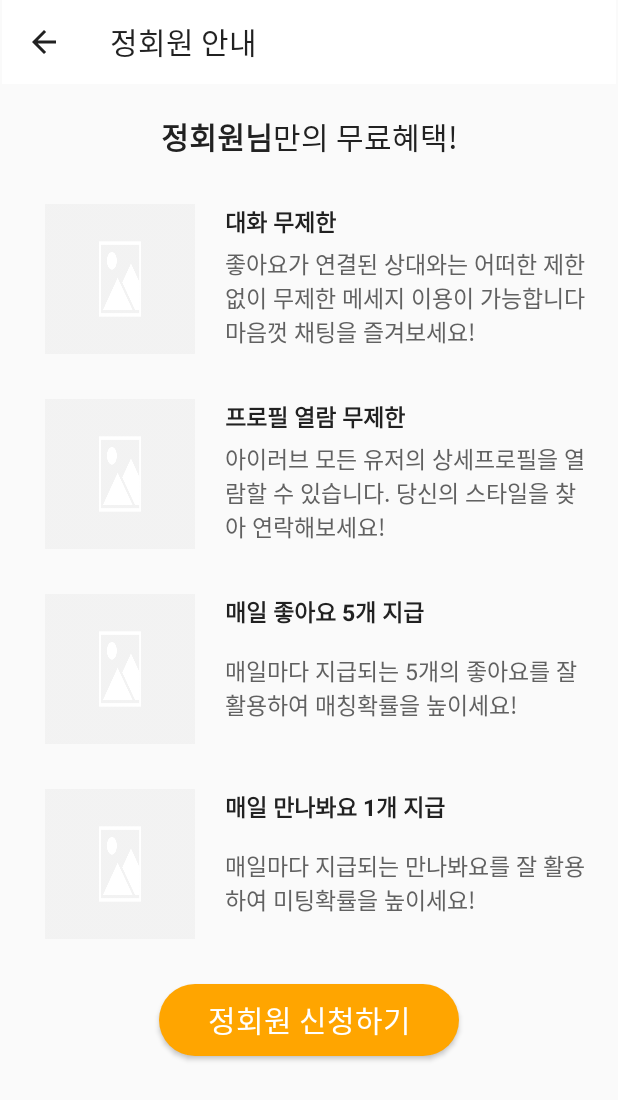
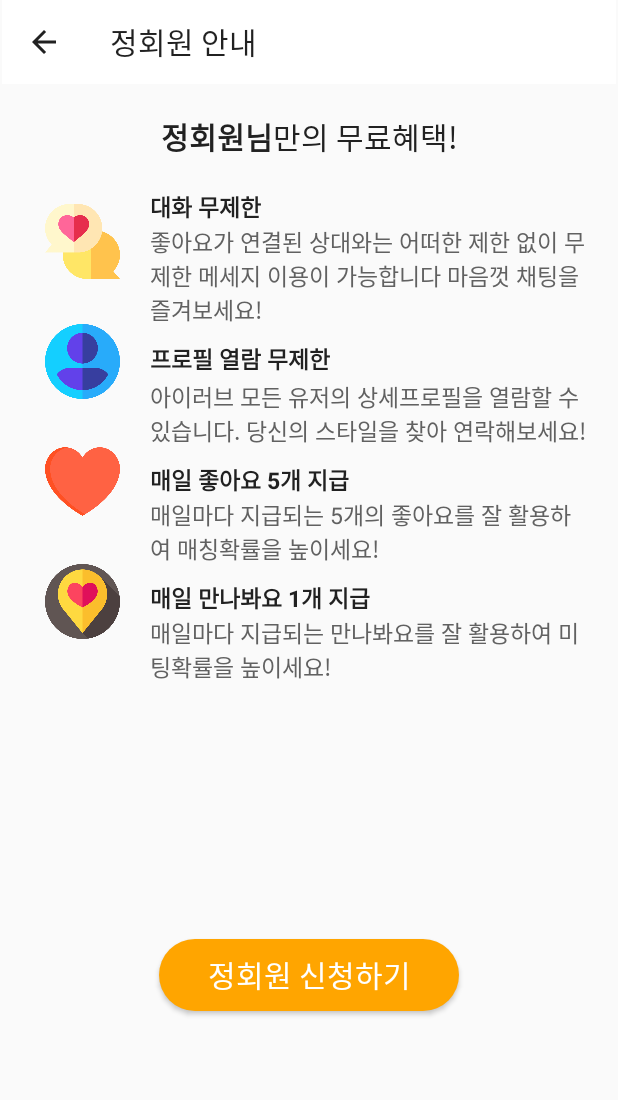
Before and after one commit to sorrylim/ilove, an Android app: the VipActivity screen opened directly, with no data from a screen before it, on a phone screen of 412 x 824 dp. Shown: the top 1100 px of the screen. Run offline under Robolectric (Android 15) with nearby library versions, the phone set to English and light mode, and no system bars; network calls fail.

Commit message:
아이콘

```diff
--- a/Application/app/src/main/res/layout/activity_vip.xml
+++ b/Application/app/src/main/res/layout/activity_vip.xml
@@ -44,26 +44,27 @@
 
             <ImageView
                 android:id="@+id/imageView2"
-                android:layout_width="100dp"
-                android:layout_height="100dp"
+                android:layout_width="50dp"
+                android:layout_height="50dp"
                 android:layout_marginStart="30dp"
                 android:layout_marginTop="30dp"
                 android:scaleType="fitXY"
                 app:layout_constraintStart_toStartOf="parent"
                 app:layout_constraintTop_toBottomOf="@+id/text_guidevipheader"
-                app:srcCompat="@drawable/default_image" />
+                app:srcCompat="@drawable/message_candy" />
 
             <TextView
                 android:id="@+id/textView22"
                 android:layout_width="wrap_content"
                 android:layout_height="wrap_content"
                 android:layout_marginStart="20dp"
+                android:layout_marginTop="20dp"
                 android:text="대화 무제한"
                 android:textColor="@color/colorMdGrey_900"
                 android:textSize="15dp"
                 android:textStyle="bold"
                 app:layout_constraintStart_toEndOf="@+id/imageView2"
-                app:layout_constraintTop_toTopOf="@+id/imageView2" />
+                app:layout_constraintTop_toBottomOf="@+id/text_guidevipheader" />
 
             <TextView
                 android:id="@+id/textView23"
@@ -74,70 +75,71 @@
                 android:text="좋아요가 연결된 상대와는 어떠한 제한 없이 무제한 메세지 이용이 가능합니다 마음껏 채팅을 즐겨보세요!"
                 android:textColor="@color/colorMdGrey_700"
                 android:textSize="15dp"
-                app:layout_constraintBottom_toBottomOf="@+id/imageView2"
                 app:layout_constraintEnd_toEndOf="parent"
                 app:layout_constraintStart_toEndOf="@+id/imageView2"
                 app:layout_constraintTop_toBottomOf="@+id/textView22" />
 
             <ImageView
                 android:id="@+id/imageView3"
-                android:layout_width="100dp"
-                android:layout_height="100dp"
+                android:layout_width="50dp"
+                android:layout_height="50dp"
                 android:layout_marginStart="30dp"
                 android:layout_marginTop="30dp"
                 android:scaleType="fitXY"
                 app:layout_constraintStart_toStartOf="parent"
                 app:layout_constraintTop_toBottomOf="@+id/imageView2"
-                app:srcCompat="@drawable/default_image" />
+                app:srcCompat="@drawable/profile" />
 
             <TextView
                 android:id="@+id/textView24"
                 android:layout_width="wrap_content"
                 android:layout_height="wrap_content"
                 android:layout_marginStart="20dp"
+                android:layout_marginTop="10dp"
                 android:text="프로필 열람 무제한"
                 android:textColor="@color/colorMdGrey_900"
                 android:textSize="15dp"
                 android:textStyle="bold"
                 app:layout_constraintStart_toEndOf="@+id/imageView3"
-                app:layout_constraintTop_toTopOf="@+id/imageView3" />
+                app:layout_constraintTop_toBottomOf="@+id/textView23" />
 
             <TextView
                 android:id="@+id/textView25"
                 android:layout_width="0dp"
                 android:layout_height="wrap_content"
                 android:layout_marginStart="20dp"
+                android:layout_marginTop="2dp"
                 android:layout_marginEnd="20dp"
                 android:text="아이러브 모든 유저의 상세프로필을 열람할 수 있습니다. 당신의 스타일을 찾아 연락해보세요!"
                 android:textColor="@color/colorMdGrey_700"
                 android:textSize="15dp"
-                app:layout_constraintBottom_toBottomOf="@+id/imageView3"
                 app:layout_constraintEnd_toEndOf="parent"
                 app:layout_constraintStart_toEndOf="@+id/imageView3"
                 app:layout_constraintTop_toBottomOf="@+id/textView24" />
 
             <ImageView
                 android:id="@+id/imageView4"
-                android:layout_width="100dp"
-                android:layout_height="100dp"
+                android:layout_width="50dp"
+                android:layout_height="50dp"
                 android:layout_marginStart="30dp"
                 android:layout_marginTop="30dp"
                 android:scaleType="fitXY"
                 app:layout_constraintStart_toStartOf="parent"
                 app:layout_constraintTop_toBottomOf="@+id/imageView3"
-                app:srcCompat="@drawable/default_image" />
+                app:srcCompat="@drawable/heart_candy" />
 
             <TextView
                 android:id="@+id/textView26"
                 android:layout_width="wrap_content"
                 android:layout_height="wrap_content"
                 android:layout_marginStart="20dp"
+                android:layout_marginTop="10dp"
                 android:text="매일 좋아요 5개 지급"
                 android:textColor="@color/colorMdGrey_900"
                 android:textSize="15dp"
                 android:textStyle="bold"
                 app:layout_constraintStart_toEndOf="@+id/imageView4"
-                app:layout_constraintTop_toTopOf="@+id/imageView4" />
+                app:layout_constraintTop_toBottomOf="@+id/textView25" />
 
             <TextView
                 android:id="@+id/textView27"
@@ -148,33 +150,33 @@
                 android:text="매일마다 지급되는 5개의 좋아요를 잘 활용하여 매칭확률을 높이세요!"
                 android:textColor="@color/colorMdGrey_700"
                 android:textSize="15dp"
-                app:layout_constraintBottom_toBottomOf="@+id/imageView4"
                 app:layout_constraintEnd_toEndOf="parent"
                 app:layout_constraintStart_toEndOf="@+id/imageView4"
                 app:layout_constraintTop_toBottomOf="@+id/textView26" />
 
             <ImageView
                 android:id="@+id/imageView5"
-                android:layout_width="100dp"
-                android:layout_height="100dp"
+                android:layout_width="50dp"
+                android:layout_height="50dp"
                 android:layout_marginStart="30dp"
                 android:layout_marginTop="30dp"
                 android:scaleType="fitXY"
                 app:layout_constraintStart_toStartOf="parent"
                 app:layout_constraintTop_toBottomOf="@+id/imageView4"
-                app:srcCompat="@drawable/default_image" />
+                app:srcCompat="@drawable/meet" />
 
             <TextView
                 android:id="@+id/textView28"
                 android:layout_width="wrap_content"
                 android:layout_height="wrap_content"
                 android:layout_marginStart="20dp"
+                android:layout_marginTop="10dp"
                 android:text="매일 만나봐요 1개 지급"
                 android:textColor="@color/colorMdGrey_900"
                 android:textSize="15dp"
                 android:textStyle="bold"
                 app:layout_constraintStart_toEndOf="@+id/imageView5"
-                app:layout_constraintTop_toTopOf="@+id/imageView5" />
+                app:layout_constraintTop_toBottomOf="@+id/textView27" />
 
             <TextView
                 android:id="@+id/textView29"
@@ -185,7 +187,6 @@
                 android:text="매일마다 지급되는 만나봐요를 잘 활용하여 미팅확률을 높이세요!"
                 android:textColor="@color/colorMdGrey_700"
                 android:textSize="15dp"
-                app:layout_constraintBottom_toBottomOf="@+id/imageView5"
                 app:layout_constraintEnd_toEndOf="parent"
                 app:layout_constraintStart_toEndOf="@+id/imageView5"
                 app:layout_constraintTop_toBottomOf="@+id/textView28" />
@@ -195,7 +196,7 @@
                 android:layout_width="200dp"
                 android:layout_height="wrap_content"
                 android:layout_marginStart="100dp"
-                android:layout_marginTop="30dp"
+                android:layout_marginTop="200dp"
                 android:layout_marginEnd="100dp"
                 android:layout_marginBottom="30dp"
                 android:background="@drawable/more_rounded_corner_shape_button"
```
Also changed, not shown: Application/app/src/main/res/layout/activity_item.xml (+9 -9 lines), Application/app/src/main/res/layout/fragment_profile.xml (+8 -8 lines), Application/app/src/main/res/drawable/heart_candy.png (added), Application/app/src/main/res/drawable/meet.png (added), Application/app/src/main/res/drawable/message_candy.png (added), Application/app/src/main/res/drawable/profile.png (added), Application/app/src/main/res/drawable/vip.png (added), 1 other file.
